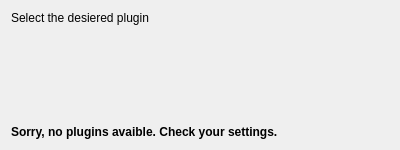
arielvb/collector, file ui/designer/im_export.ui: the form before one commit.
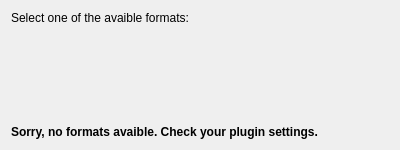
The form after the commit.

Commit message: Minor changes at the import view

Diff of the .ui file:
```diff
--- a/ui/designer/im_export.ui
+++ b/ui/designer/im_export.ui
@@ -38,7 +38,7 @@
       </sizepolicy>
      </property>
      <property name="text">
-      <string>Select the desiered plugin</string>
+      <string>Select one of the avaible formats:</string>
      </property>
     </widget>
    </item>
@@ -60,7 +60,7 @@
       </font>
      </property>
      <property name="text">
-      <string>Sorry, no plugins avaible. Check your settings.</string>
+      <string>Sorry, no formats avaible. Check your plugin settings.</string>
      </property>
     </widget>
    </item>
```
The commit also changes 1 other file.
